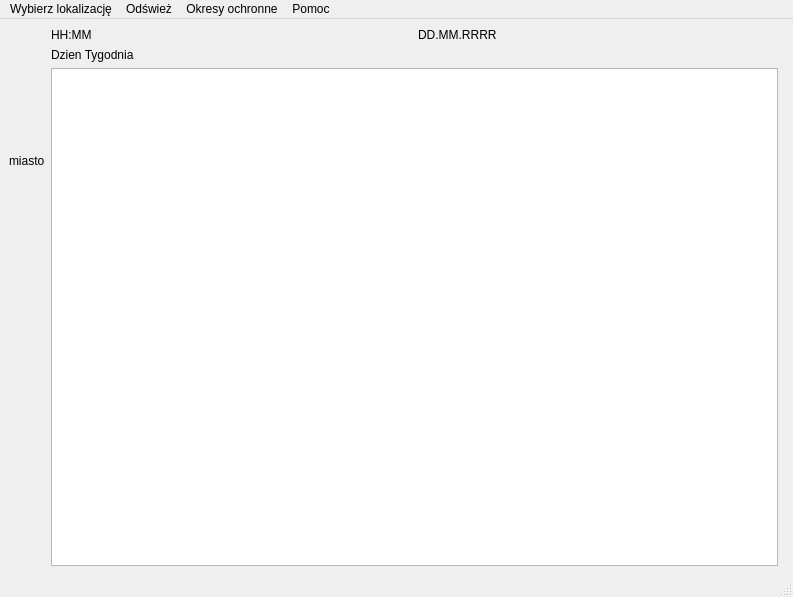
Old version of the form Pogoda_dla_wedkarzy/glowneokno.ui in the repository WojtekG98/Pogoda_dla_wedkarzy.
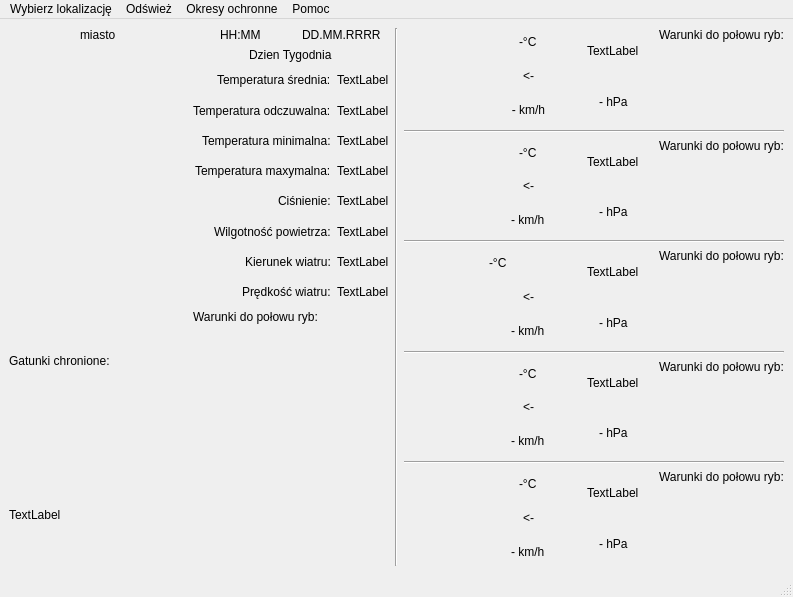
New version of the form. Icons and pictures are not drawn.

```diff
--- a/Pogoda_dla_wedkarzy/glowneokno.ui
+++ b/Pogoda_dla_wedkarzy/glowneokno.ui
@@ -14,41 +14,65 @@
    <string>GlowneOkno</string>
   </property>
   <widget class="QWidget" name="centralwidget">
-   <layout class="QHBoxLayout" name="horizontalLayout_8">
+   <layout class="QHBoxLayout" name="horizontalLayout_8" stretch="1,0,1">
     <item>
      <layout class="QVBoxLayout" name="dane_teraz">
       <item>
-       <layout class="QHBoxLayout" name="horizontalLayout_3">
+       <layout class="QHBoxLayout" name="horizontalLayout_3" stretch="1,1">
         <item>
          <layout class="QVBoxLayout" name="verticalLayout_3">
-          <item>
-           <widget class="QLabel" name="label">
+          <item alignment="Qt::AlignHCenter|Qt::AlignTop">
+           <widget class="QLabel" name="nazwa_miasta">
             <property name="text">
              <string>miasto</string>
             </property>
            </widget>
           </item>
+          <item alignment="Qt::AlignHCenter|Qt::AlignVCenter">
+           <widget class="QLabel" name="mapa_lokalizacji">
+            <property name="text">
+             <string>&lt;html&gt;&lt;head/&gt;&lt;body&gt;&lt;p&gt;&lt;img src=&quot;:/ikony_openweather/ikony/Bardo.PNG&quot;; height=&quot;100&quot;  width=&quot;100&quot;/&gt;&lt;/p&gt;&lt;/body&gt;&lt;/html&gt;</string>
+            </property>
+           </widget>
+          </item>
+          <item alignment="Qt::AlignHCenter|Qt::AlignVCenter">
+           <widget class="QLabel" name="ikona_pogody_teraz">
+            <property name="autoFillBackground">
+             <bool>true</bool>
+            </property>
+            <property name="text">
+             <string>&lt;html&gt;&lt;head/&gt;&lt;body&gt;&lt;p&gt;&lt;img src=&quot;:/ikony_openweather/ikony/01d.png&quot;;  height=&quot;100&quot;  width=&quot;100&quot;/&gt;&lt;/p&gt;&lt;/body&gt;&lt;/html&gt;</string>
+            </property>
+           </widget>
+          </item>
+          <item alignment="Qt::AlignTop">
+           <widget class="QLabel" name="gatunki_chronionie_txt">
+            <property name="text">
+             <string>Gatunki chronione:</string>
+            </property>
+           </widget>
+          </item>
           <item>
            <widget class="QLabel" name="label_2">
             <property name="text">
-             <string>&lt;html&gt;&lt;head/&gt;&lt;body&gt;&lt;p&gt;&lt;img src=&quot;:/new/prefix1/icons/weather-sunny.png&quot;  height=&quot;100&quot;  width=&quot;100&quot;/&gt;&lt;/p&gt;&lt;/body&gt;&lt;/html&gt;</string>
+             <string>TextLabel</string>
             </property>
            </widget>
           </item>
          </layout>
         </item>
         <item>
-         <layout class="QVBoxLayout" name="verticalLayout_5">
+         <layout class="QVBoxLayout" name="verticalLayout_5" stretch="0,0,1,0,1">
           <item>
            <layout class="QHBoxLayout" name="horizontalLayout_10">
-            <item>
+            <item alignment="Qt::AlignHCenter">
              <widget class="QLabel" name="aktualna_godzina">
               <property name="text">
                <string>HH:MM</string>
               </property>
              </widget>
             </item>
-            <item>
+            <item alignment="Qt::AlignHCenter">
              <widget class="QLabel" name="data">
               <property name="text">
                <string>DD.MM.RRRR</string>
@@ -57,7 +81,7 @@
             </item>
            </layout>
           </item>
-          <item>
+          <item alignment="Qt::AlignHCenter">
            <widget class="QLabel" name="dzien_tygodnia">
             <property name="text">
              <string>Dzien Tygodnia</string>
@@ -65,7 +89,207 @@
            </widget>
           </item>
           <item>
-           <widget class="QTextEdit" name="textEdit"/>
+           <layout class="QHBoxLayout" name="horizontalLayout">
+            <item>
+             <spacer name="horizontalSpacer_2">
+              <property name="orientation">
+               <enum>Qt::Horizontal</enum>
+              </property>
+              <property name="sizeHint" stdset="0">
+               <size>
+                <width>40</width>
+                <height>20</height>
+               </size>
+              </property>
+             </spacer>
+            </item>
+            <item>
+             <layout class="QVBoxLayout" name="dane_pogodowe_teraz_txt">
+              <item alignment="Qt::AlignRight">
+               <widget class="QLabel" name="temperatura_srednia_txt">
+                <property name="text">
+                 <string>Temperatura średnia:</string>
+                </property>
+               </widget>
+              </item>
+              <item alignment="Qt::AlignRight">
+               <widget class="QLabel" name="temperatura_odczuwalna_txt">
+                <property name="text">
+                 <string>Temperatura odczuwalna:</string>
+                </property>
+               </widget>
+              </item>
+              <item alignment="Qt::AlignRight">
+               <widget class="QLabel" name="temperatura_minimalna_txt">
+                <property name="text">
+                 <string>Temperatura minimalna:</string>
+                </property>
+               </widget>
+              </item>
+              <item alignment="Qt::AlignRight">
+               <widget class="QLabel" name="temperatura_maxymalna_txt">
+                <property name="text">
+                 <string>Temperatura maxymalna:</string>
+                </property>
+               </widget>
+              </item>
+              <item alignment="Qt::AlignRight">
+               <widget class="QLabel" name="cisnienie_txt">
+                <property name="text">
+                 <string>Ciśnienie:</string>
+                </property>
+               </widget>
+              </item>
+              <item alignment="Qt::AlignRight">
+               <widget class="QLabel" name="wilgotnosc_powietrza_txt">
+                <property name="text">
+                 <string>Wilgotność powietrza:</string>
+                </property>
+               </widget>
+              </item>
+              <item alignment="Qt::AlignRight">
+               <widget class="QLabel" name="kierunek_wiatru_txt">
+                <property name="text">
+                 <string>Kierunek wiatru:</string>
+                </property>
+               </widget>
+              </item>
+              <item alignment="Qt::AlignRight">
+               <widget class="QLabel" name="predkosc_wiatru_txt">
+                <property name="text">
+                 <string>Prędkość wiatru:</string>
+                </property>
+               </widget>
+              </item>
+             </layout>
+            </item>
+            <item>
+             <layout class="QVBoxLayout" name="dane_pogodowe_teraz">
+              <item alignment="Qt::AlignRight">
+               <widget class="QLabel" name="temperatura_srednia">
+                <property name="text">
+                 <string>TextLabel</string>
+                </property>
+               </widget>
+              </item>
+              <item alignment="Qt::AlignRight">
+               <widget class="QLabel" name="temperatura_odczuwalna">
+                <property name="text">
+                 <string>TextLabel</string>
+                </property>
+               </widget>
+              </item>
+              <item alignment="Qt::AlignRight">
+               <widget class="QLabel" name="temperatura_minimalna">
+                <property name="text">
+                 <string>TextLabel</string>
+                </property>
+               </widget>
+              </item>
+              <item alignment="Qt::AlignRight">
+               <widget class="QLabel" name="temperatura_maxymalna">
+                <property name="text">
+                 <string>TextLabel</string>
+                </property>
+               </widget>
+              </item>
+              <item alignment="Qt::AlignRight">
+               <widget class="QLabel" name="cisnienie">
+                <property name="text">
+                 <string>TextLabel</string>
+                </property>
+               </widget>
+              </item>
+              <item alignment="Qt::AlignRight">
+               <widget class="QLabel" name="wilgotnosc_powietrza">
+                <property name="text">
+                 <string>TextLabel</string>
+                </property>
+               </widget>
+              </item>
+              <item alignment="Qt::AlignRight">
+               <widget class="QLabel" name="kierunek_wiatru">
+                <property name="text">
+                 <string>TextLabel</string>
+                </property>
+               </widget>
+              </item>
+              <item alignment="Qt::AlignRight">
+               <widget class="QLabel" name="predkosc_wiatru">
+                <property name="text">
+                 <string>TextLabel</string>
+                </property>
+               </widget>
+              </item>
+             </layout>
+            </item>
+            <item>
+             <spacer name="horizontalSpacer">
+              <property name="orientation">
+               <enum>Qt::Horizontal</enum>
+              </property>
+              <property name="sizeHint" stdset="0">
+               <size>
+                <width>40</width>
+                <height>20</height>
+               </size>
+              </property>
+             </spacer>
+            </item>
+           </layout>
+          </item>
+          <item>
+           <widget class="QLabel" name="warunki_do_polowu_txt">
+            <property name="maximumSize">
+             <size>
+              <width>16777215</width>
+              <height>22</height>
+             </size>
+            </property>
+            <property name="text">
+             <string>Warunki do połowu ryb:</string>
+            </property>
+           </widget>
+          </item>
+          <item>
+           <layout class="QHBoxLayout" name="horizontalLayout_2">
+            <item alignment="Qt::AlignTop">
+             <widget class="QLabel" name="rybka1">
+              <property name="text">
+               <string>&lt;html&gt;&lt;head/&gt;&lt;body&gt;&lt;p&gt;&lt;img src=&quot;:/ikony_openweather/ikony/ryba_pusta.png&quot;;  height=&quot;50&quot;  width=&quot;86&quot;/&gt;&lt;/p&gt;&lt;/body&gt;&lt;/html&gt;</string>
+              </property>
+             </widget>
+            </item>
+            <item alignment="Qt::AlignTop">
+             <widget class="QLabel" name="rybka2">
+              <property name="text">
+               <string>&lt;html&gt;&lt;head/&gt;&lt;body&gt;&lt;p&gt;&lt;img src=&quot;:/ikony_openweather/ikony/ryba_pusta.png&quot;;  height=&quot;50&quot;  width=&quot;86&quot;/&gt;&lt;/p&gt;&lt;/body&gt;&lt;/html&gt;
+</string>
+              </property>
+             </widget>
+            </item>
+            <item alignment="Qt::AlignTop">
+             <widget class="QLabel" name="rybka3">
+              <property name="text">
+               <string>&lt;html&gt;&lt;head/&gt;&lt;body&gt;&lt;p&gt;&lt;img src=&quot;:/ikony_openweather/ikony/ryba_pusta.png&quot;;  height=&quot;50&quot;  width=&quot;86&quot;/&gt;&lt;/p&gt;&lt;/body&gt;&lt;/html&gt;</string>
+              </property>
+             </widget>
+            </item>
+            <item alignment="Qt::AlignTop">
+             <widget class="QLabel" name="rybka4">
+              <property name="text">
+               <string>&lt;html&gt;&lt;head/&gt;&lt;body&gt;&lt;p&gt;&lt;img src=&quot;:/ikony_openweather/ikony/ryba_pusta.png&quot;;  height=&quot;50&quot;  width=&quot;86&quot;/&gt;&lt;/p&gt;&lt;/body&gt;&lt;/html&gt;</string>
+              </property>
+             </widget>
+            </item>
+            <item alignment="Qt::AlignTop">
+             <widget class="QLabel" name="rybka5">
+              <property name="text">
+               <string>&lt;html&gt;&lt;head/&gt;&lt;body&gt;&lt;p&gt;&lt;img src=&quot;:/ikony_openweather/ikony/ryba_pusta.png&quot;;  height=&quot;50&quot;  width=&quot;86&quot;/&gt;&lt;/p&gt;&lt;/body&gt;&lt;/html&gt;</string>
+              </property>
+             </widget>
+            </item>
+           </layout>
           </item>
          </layout>
         </item>
@@ -73,19 +297,138 @@
       </item>
      </layout>
     </item>
+    <item>
+     <widget class="Line" name="line_5">
+      <property name="orientation">
+       <enum>Qt::Vertical</enum>
+      </property>
+     </widget>
+    </item>
     <item>
      <layout class="QVBoxLayout" name="dane_prognoza">
       <item>
        <layout class="QHBoxLayout" name="prognoza_1">
         <item>
          <widget class="QLabel" name="ikona_prognoza_1">
+          <property name="autoFillBackground">
+           <bool>true</bool>
+          </property>
           <property name="text">
-           <string>&lt;html&gt;&lt;head/&gt;&lt;body&gt;&lt;p&gt;&lt;img src=&quot;:/new/prefix1/icons/weather-sunny.png&quot;  height=&quot;100&quot;  width=&quot;100&quot;/&gt;&lt;/p&gt;&lt;/body&gt;&lt;/html&gt;</string>
+           <string>&lt;html&gt;&lt;head/&gt;&lt;body&gt;&lt;p&gt;&lt;img src=&quot;:/ikony_openweather/ikony/01d.png&quot;;  height=&quot;100&quot;  width=&quot;100&quot;/&gt;&lt;/p&gt;&lt;/body&gt;&lt;/html&gt;</string>
           </property>
          </widget>
         </item>
+        <item>
+         <layout class="QVBoxLayout" name="dane_prognoza_1_1">
+          <item alignment="Qt::AlignHCenter">
+           <widget class="QLabel" name="temperatura_prognoza_1">
+            <property name="text">
+             <string>-°C</string>
+            </property>
+           </widget>
+          </item>
+          <item alignment="Qt::AlignHCenter">
+           <widget class="QLabel" name="kierunek_wiatru_prognoza_1">
+            <property name="text">
+             <string>&lt;-</string>
+            </property>
+           </widget>
+          </item>
+          <item>
+           <widget class="QLabel" name="predkosc_wiatru_prognoza_1">
+            <property name="text">
+             <string>- km/h</string>
+            </property>
+            <property name="alignment">
+             <set>Qt::AlignCenter</set>
+            </property>
+           </widget>
+          </item>
+         </layout>
+        </item>
+        <item>
+         <layout class="QVBoxLayout" name="dane_prognoza_1_2">
+          <item alignment="Qt::AlignHCenter">
+           <widget class="QLabel" name="dzien_prognoza_1">
+            <property name="text">
+             <string>TextLabel</string>
+            </property>
+           </widget>
+          </item>
+          <item alignment="Qt::AlignHCenter">
+           <widget class="QLabel" name="cisnienie_prognoza_1">
+            <property name="text">
+             <string>- hPa</string>
+            </property>
+           </widget>
+          </item>
+         </layout>
+        </item>
+        <item>
+         <layout class="QVBoxLayout" name="warunki_prognoza_1" stretch="0,1">
+          <item alignment="Qt::AlignLeft|Qt::AlignTop">
+           <widget class="QLabel" name="warunki_do_polowu_ryb_prognoza_1">
+            <property name="maximumSize">
+             <size>
+              <width>16777215</width>
+              <height>16777215</height>
+             </size>
+            </property>
+            <property name="text">
+             <string>Warunki do połowu ryb:</string>
+            </property>
+           </widget>
+          </item>
+          <item>
+           <layout class="QHBoxLayout" name="rybki_prognoza_1">
+            <item>
+             <widget class="QLabel" name="rybka_prognoza_1_1">
+              <property name="text">
+               <string>&lt;html&gt;&lt;head/&gt;&lt;body&gt;&lt;p&gt;&lt;img src=&quot;:/ikony_openweather/ikony/ryba_pusta.png&quot;;  height=&quot;25&quot;  width=&quot;43&quot;/&gt;&lt;/p&gt;&lt;/body&gt;&lt;/html&gt;</string>
+              </property>
+             </widget>
+            </item>
+            <item>
+             <widget class="QLabel" name="rybka_prognoza_1_2">
+              <property name="text">
+               <string>&lt;html&gt;&lt;head/&gt;&lt;body&gt;&lt;p&gt;&lt;img src=&quot;:/ikony_openweather/ikony/ryba_pusta.png&quot;;  height=&quot;25&quot;  width=&quot;43&quot;/&gt;&lt;/p&gt;&lt;/body&gt;&lt;/html&gt;</string>
+              </property>
+             </widget>
+            </item>
+            <item>
+             <widget class="QLabel" name="rybka_prognoza_1_3">
+              <property name="text">
+               <string>&lt;html&gt;&lt;head/&gt;&lt;body&gt;&lt;p&gt;&lt;img src=&quot;:/ikony_openweather/ikony/ryba_pusta.png&quot;;  height=&quot;25&quot;  width=&quot;43&quot;/&gt;&lt;/p&gt;&lt;/body&gt;&lt;/html&gt;</string>
+              </property>
+             </widget>
+            </item>
+            <item>
+             <widget class="QLabel" name="rybka_prognoza_1_4">
+              <property name="text">
+               <string>&lt;html&gt;&lt;head/&gt;&lt;body&gt;&lt;p&gt;&lt;img src=&quot;:/ikony_openweather/ikony/ryba_pusta.png&quot;;  height=&quot;25&quot;  width=&quot;43&quot;/&gt;&lt;/p&gt;&lt;/body&gt;&lt;/html&gt;</string>
+              </property>
+             </widget>
+            </item>
+            <item>
+             <widget class="QLabel" name="rybka_prognoza_1_5">
+              <property name="text">
+               <string>&lt;html&gt;&lt;head/&gt;&lt;body&gt;&lt;p&gt;&lt;img src=&quot;:/ikony_openweather/ikony/ryba_pusta.png&quot;;  height=&quot;25&quot;  width=&quot;43&quot;/&gt;&lt;/p&gt;&lt;/body&gt;&lt;/html&gt;</string>
+              </property>
+             </widget>
+            </item>
+           </layout>
+          </item>
+         </layout>
+        </item>
        </layout>
       </item>
+      <item>
+       <widget class="Line" name="line_4">
+        <property name="orientation">
+         <enum>Qt::Horizontal</enum>
+        </property>
+       </widget>
+      </item>
       <item>
        <layout class="QHBoxLayout" name="prognoza_2">
         <item>
@@ -95,8 +438,114 @@
           </property>
          </widget>
         </item>
+        <item>
+         <layout class="QVBoxLayout" name="dane_prognoza_2_1">
+          <item alignment="Qt::AlignHCenter">
+           <widget class="QLabel" name="temperatura_prognoza_2">
+            <property name="text">
+             <string>-°C</string>
+            </property>
+           </widget>
+          </item>
+          <item alignment="Qt::AlignHCenter">
+           <widget class="QLabel" name="kierunek_wiatru_prognoza_2">
+            <property name="text">
+             <string>&lt;-</string>
+            </property>
+           </widget>
+          </item>
+          <item alignment="Qt::AlignHCenter">
+           <widget class="QLabel" name="predkosc_wiatru_prognoza_2">
+            <property name="text">
+             <string>- km/h</string>
+            </property>
+           </widget>
+          </item>
+         </layout>
+        </item>
+        <item>
+         <layout class="QVBoxLayout" name="dane_prognoza_2_2">
+          <item alignment="Qt::AlignHCenter">
+           <widget class="QLabel" name="dzien_prognoza_2">
+            <property name="text">
+             <string>TextLabel</string>
+            </property>
+           </widget>
+          </item>
+          <item alignment="Qt::AlignHCenter">
+           <widget class="QLabel" name="cisnienie_prognoza_2">
+            <property name="text">
+             <string>- hPa</string>
+            </property>
+           </widget>
+          </item>
+         </layout>
+        </item>
+        <item>
+         <layout class="QVBoxLayout" name="warunki_prognoza_2" stretch="0,1">
+          <item alignment="Qt::AlignLeft|Qt::AlignTop">
+           <widget class="QLabel" name="warunki_do_polowu_ryb_prognoza_2">
+            <property name="maximumSize">
+             <size>
+              <width>16777215</width>
+              <height>16777215</height>
+             </size>
+            </property>
+            <property name="text">
+             <string>Warunki do połowu ryb:</string>
+            </property>
+           </widget>
+          </item>
+          <item>
+           <layout class="QHBoxLayout" name="rybki_prognoza_2">
+            <item>
+             <widget class="QLabel" name="rybka_prognoza_2_1">
+              <property name="text">
+               <string>&lt;html&gt;&lt;head/&gt;&lt;body&gt;&lt;p&gt;&lt;img src=&quot;:/ikony_openweather/ikony/ryba_pusta.png&quot;;  height=&quot;25&quot;  width=&quot;43&quot;/&gt;&lt;/p&gt;&lt;/body&gt;&lt;/html&gt;</string>
+              </property>
+             </widget>
+            </item>
+            <item>
+             <widget class="QLabel" name="rybka_prognoza_2_2">
+              <property name="text">
+               <string>&lt;html&gt;&lt;head/&gt;&lt;body&gt;&lt;p&gt;&lt;img src=&quot;:/ikony_openweather/ikony/ryba_pusta.png&quot;;  height=&quot;25&quot;  width=&quot;43&quot;/&gt;&lt;/p&gt;&lt;/body&gt;&lt;/html&gt;</string>
+              </property>
+             </widget>
+            </item>
+            <item>
+             <widget class="QLabel" name="rybka_prognoza_2_3">
+              <property name="text">
+               <string>&lt;html&gt;&lt;head/&gt;&lt;body&gt;&lt;p&gt;&lt;img src=&quot;:/ikony_openweather/ikony/ryba_pusta.png&quot;;  height=&quot;25&quot;  width=&quot;43&quot;/&gt;&lt;/p&gt;&lt;/body&gt;&lt;/html&gt;</string>
+              </property>
+             </widget>
+            </item>
+            <item>
+             <widget class="QLabel" name="rybka_prognoza_2_4">
+              <property name="text">
+               <string>&lt;html&gt;&lt;head/&gt;&lt;body&gt;&lt;p&gt;&lt;img src=&quot;:/ikony_openweather/ikony/ryba_pusta.png&quot;;  height=&quot;25&quot;  width=&quot;43&quot;/&gt;&lt;/p&gt;&lt;/body&gt;&lt;/html&gt;</string>
+              </property>
+             </widget>
+            </item>
+            <item>
+             <widget class="QLabel" name="rybka_prognoza_2_5">
+              <property name="text">
+               <string>&lt;html&gt;&lt;head/&gt;&lt;body&gt;&lt;p&gt;&lt;img src=&quot;:/ikony_openweather/ikony/ryba_pusta.png&quot;;  height=&quot;25&quot;  width=&quot;43&quot;/&gt;&lt;/p&gt;&lt;/body&gt;&lt;/html&gt;</string>
+              </property>
+             </widget>
+            </item>
+           </layout>
+          </item>
+         </layout>
+        </item>
        </layout>
       </item>
+      <item>
+       <widget class="Line" name="line_3">
+        <property name="orientation">
+         <enum>Qt::Horizontal</enum>
+        </property>
+       </widget>
+      </item>
       <item>
        <layout class="QHBoxLayout" name="prognoza_3">
         <item>
@@ -106,8 +555,115 @@
           </property>
          </widget>
         </item>
+        <item>
+         <layout class="QVBoxLayout" name="dane_prognoza_3_1">
+          <item>
+           <widget class="QLabel" name="temperatura_prognoza_3">
+            <property name="text">
+             <string>-°C</string>
+            </property>
+           </widget>
+          </item>
+          <item alignment="Qt::AlignHCenter">
+           <widget class="QLabel" name="kierunek_wiatru_prognoza_3">
+            <property name="text">
+             <string>&lt;-</string>
+            </property>
+           </widget>
+          </item>
+          <item alignment="Qt::AlignHCenter">
+           <widget class="QLabel" name="predkosc_wiatru_prognoza_3">
+            <property name="text">
+             <string>- km/h</string>
+            </property>
+           </widget>
+          </item>
+         </layout>
+        </item>
+        <item>
+         <layout class="QVBoxLayout" name="dane_prognoza_3_2">
+          <item alignment="Qt::AlignHCenter">
+           <widget class="QLabel" name="dzien_prognoza_3">
+            <property name="text">
+             <string>TextLabel</string>
+            </property>
+           </widget>
+          </item>
+          <item alignment="Qt::AlignHCenter">
+           <widget class="QLabel" name="cisnienie_prognoza_3">
+            <property name="text">
+             <string>- hPa</string>
+            </property>
+           </widget>
+          </item>
+         </layout>
+        </item>
+        <item>
+         <layout class="QVBoxLayout" name="warunki_prognoza_3" stretch="0,1">
+          <item alignment="Qt::AlignLeft|Qt::AlignTop">
+           <widget class="QLabel" name="warunki_do_polowu_ryb_prognoza_3">
+            <property name="maximumSize">
+             <size>
+              <width>16777215</width>
+              <height>16777215</height>
+             </size>
+            </property>
+            <property name="text">
+             <string>Warunki do połowu ryb:</string>
+            </property>
+           </widget>
+          </item>
+          <item>
+           <layout class="QHBoxLayout" name="rybki_prognoza_3">
+            <item>
+             <widget class="QLabel" name="rybka_prognoza_3_1">
+              <property name="text">
+               <string>&lt;html&gt;&lt;head/&gt;&lt;body&gt;&lt;p&gt;&lt;img src=&quot;:/ikony_openweather/ikony/ryba_pusta.png&quot;;  height=&quot;25&quot;  width=&quot;43&quot;/&gt;&lt;/p&gt;&lt;/body&gt;&lt;/html&gt;</string>
+              </property>
+             </widget>
+            </item>
+            <item>
+             <widget class="QLabel" name="label_51">
+              <property name="text">
+               <string>&lt;html&gt;&lt;head/&gt;&lt;body&gt;&lt;p&gt;&lt;img src=&quot;:/ikony_openweather/ikony/ryba_pusta.png&quot;;  height=&quot;25&quot;  width=&quot;43&quot;/&gt;&lt;/p&gt;&lt;/body&gt;&lt;/html&gt;</string>
+              </property>
+             </widget>
+            </item>
+            <item>
+             <widget class="QLabel" name="label_53">
+              <property name="text">
+               <string>&lt;html&gt;&lt;head/&gt;&lt;body&gt;&lt;p&gt;&lt;img src=&quot;:/ikony_openweather/ikony/ryba_pusta.png&quot;;  height=&quot;25&quot;  width=&quot;43&quot;/&gt;&lt;/p&gt;&lt;/body&gt;&lt;/html&gt;</string>
+              </property>
+             </widget>
+            </item>
+            <item>
+             <widget class="QLabel" name="label_54">
+              <property name="text">
+               <string>&lt;html&gt;&lt;head/&gt;&lt;body&gt;&lt;p&gt;&lt;img src=&quot;:/ikony_openweather/ikony/ryba_pusta.png&quot;;  height=&quot;25&quot;  width=&quot;43&quot;/&gt;&lt;/p&gt;&lt;/body&gt;&lt;/html&gt;
+</string>
+              </property>
+             </widget>
+            </item>
+            <item>
+             <widget class="QLabel" name="label_55">
+              <property name="text">
+               <string>&lt;html&gt;&lt;head/&gt;&lt;body&gt;&lt;p&gt;&lt;img src=&quot;:/ikony_openweather/ikony/ryba_pusta.png&quot;;  height=&quot;25&quot;  width=&quot;43&quot;/&gt;&lt;/p&gt;&lt;/body&gt;&lt;/html&gt;</string>
+              </property>
+             </widget>
+            </item>
+           </layout>
+          </item>
+         </layout>
+        </item>
        </layout>
       </item>
+      <item>
+       <widget class="Line" name="line">
+        <property name="orientation">
+         <enum>Qt::Horizontal</enum>
+        </property>
+       </widget>
+      </item>
       <item>
        <layout class="QHBoxLayout" name="prognoza_4">
         <item>
@@ -117,17 +673,226 @@
           </property>
          </widget>
         </item>
+        <item>
+         <layout class="QVBoxLayout" name="verticalLayout_8">
+          <item alignment="Qt::AlignHCenter">
+           <widget class="QLabel" name="label_26">
+            <property name="text">
+             <string>-°C</string>
+            </property>
+           </widget>
+          </item>
+          <item alignment="Qt::AlignHCenter">
+           <widget class="QLabel" name="label_27">
+            <property name="text">
+             <string>&lt;-</string>
+            </property>
+           </widget>
+          </item>
+          <item alignment="Qt::AlignHCenter">
+           <widget class="QLabel" name="label_28">
+            <property name="text">
+             <string>- km/h</string>
+            </property>
+           </widget>
+          </item>
+         </layout>
+        </item>
+        <item>
+         <layout class="QVBoxLayout" name="verticalLayout_18">
+          <item alignment="Qt::AlignHCenter">
+           <widget class="QLabel" name="dzien_prognoza_4">
+            <property name="text">
+             <string>TextLabel</string>
+            </property>
+           </widget>
+          </item>
+          <item alignment="Qt::AlignHCenter">
+           <widget class="QLabel" name="label_66">
+            <property name="text">
+             <string>- hPa</string>
+            </property>
+           </widget>
+          </item>
+         </layout>
+        </item>
+        <item>
+         <layout class="QVBoxLayout" name="verticalLayout_13" stretch="0,1">
+          <item alignment="Qt::AlignLeft|Qt::AlignTop">
+           <widget class="QLabel" name="warunki_do_polowu_ryb_prognoza_4">
+            <property name="maximumSize">
+             <size>
+              <width>16777215</width>
+              <height>16777215</height>
+             </size>
+            </property>
+            <property name="text">
+             <string>Warunki do połowu ryb:</string>
+            </property>
+           </widget>
+          </item>
+          <item>
+           <layout class="QHBoxLayout" name="horizontalLayout_7">
+            <item>
+             <widget class="QLabel" name="label_57">
+              <property name="text">
+               <string>&lt;html&gt;&lt;head/&gt;&lt;body&gt;&lt;p&gt;&lt;img src=&quot;:/ikony_openweather/ikony/ryba_pusta.png&quot;;  height=&quot;25&quot;  width=&quot;43&quot;/&gt;&lt;/p&gt;&lt;/body&gt;&lt;/html&gt;</string>
+              </property>
+             </widget>
+            </item>
+            <item>
+             <widget class="QLabel" name="label_58">
+              <property name="text">
+               <string>&lt;html&gt;&lt;head/&gt;&lt;body&gt;&lt;p&gt;&lt;img src=&quot;:/ikony_openweather/ikony/ryba_pusta.png&quot;;  height=&quot;25&quot;  width=&quot;43&quot;/&gt;&lt;/p&gt;&lt;/body&gt;&lt;/html&gt;</string>
+              </property>
+             </widget>
+            </item>
+            <item>
+             <widget class="QLabel" name="label_56">
+              <property name="text">
+               <string>&lt;html&gt;&lt;head/&gt;&lt;body&gt;&lt;p&gt;&lt;img src=&quot;:/ikony_openweather/ikony/ryba_pusta.png&quot;;  height=&quot;25&quot;  width=&quot;43&quot;/&gt;&lt;/p&gt;&lt;/body&gt;&lt;/html&gt;</string>
+              </property>
+             </widget>
+            </item>
+            <item>
+             <widget class="QLabel" name="label_59">
+              <property name="text">
+               <string>&lt;html&gt;&lt;head/&gt;&lt;body&gt;&lt;p&gt;&lt;img src=&quot;:/ikony_openweather/ikony/ryba_pusta.png&quot;;  height=&quot;25&quot;  width=&quot;43&quot;/&gt;&lt;/p&gt;&lt;/body&gt;&lt;/html&gt;</string>
+              </property>
+             </widget>
+            </item>
+            <item>
+             <widget class="QLabel" name="label_60">
+              <property name="text">
+               <string>&lt;html&gt;&lt;head/&gt;&lt;body&gt;&lt;p&gt;&lt;img src=&quot;:/ikony_openweather/ikony/ryba_pusta.png&quot;;  height=&quot;25&quot;  width=&quot;43&quot;/&gt;&lt;/p&gt;&lt;/body&gt;&lt;/html&gt;</string>
+              </property>
+             </widget>
+            </item>
+           </layout>
+          </item>
+         </layout>
+        </item>
        </layout>
       </item>
+      <item>
+       <widget class="Line" name="line_2">
+        <property name="orientation">
+         <enum>Qt::Horizontal</enum>
+        </property>
+       </widget>
+      </item>
       <item>
        <layout class="QHBoxLayout" name="prognoza_5">
         <item>
          <widget class="QLabel" name="ikona_prognoza_5">
+          <property name="autoFillBackground">
+           <bool>true</bool>
+          </property>
           <property name="text">
-           <string>&lt;html&gt;&lt;head/&gt;&lt;body&gt;&lt;p&gt;&lt;img src=&quot;:/new/prefix1/icons/weather-sunny.png&quot;  height=&quot;100&quot;  width=&quot;100&quot;/&gt;&lt;/p&gt;&lt;/body&gt;&lt;/html&gt;</string>
+           <string>&lt;html&gt;&lt;head/&gt;&lt;body&gt;&lt;p&gt;&lt;img src=&quot;:/ikony_openweather/ikony/01d.png&quot;;  height=&quot;100&quot;  width=&quot;100&quot;/&gt;&lt;/p&gt;&lt;/body&gt;&lt;/html&gt;</string>
           </property>
          </widget>
         </item>
+        <item>
+         <layout class="QVBoxLayout" name="dane_prognoza_5_1">
+          <item alignment="Qt::AlignHCenter">
+           <widget class="QLabel" name="temperatura_prognoza_5">
+            <property name="text">
+             <string>-°C</string>
+            </property>
+           </widget>
+          </item>
+          <item alignment="Qt::AlignHCenter">
+           <widget class="QLabel" name="kierunek_wiatru_prognoza_5">
+            <property name="text">
+             <string>&lt;-</string>
+            </property>
+           </widget>
+          </item>
+          <item alignment="Qt::AlignHCenter">
+           <widget class="QLabel" name="predkosc_wiatru_prognoza_5">
+            <property name="text">
+             <string>- km/h</string>
+            </property>
+           </widget>
+          </item>
+         </layout>
+        </item>
+        <item>
+         <layout class="QVBoxLayout" name="dane_prognoza_5_2">
+          <item alignment="Qt::AlignHCenter">
+           <widget class="QLabel" name="dzien_prognoza_5">
+            <property name="text">
+             <string>TextLabel</string>
+            </property>
+           </widget>
+          </item>
+          <item alignment="Qt::AlignHCenter">
+           <widget class="QLabel" name="cisnienie_prognoza_5">
+            <property name="text">
+             <string>- hPa</string>
+            </property>
+           </widget>
+          </item>
+         </layout>
+        </item>
+        <item>
+         <layout class="QVBoxLayout" name="warunki_prognoza_5" stretch="0,1">
+          <item alignment="Qt::AlignLeft|Qt::AlignTop">
+           <widget class="QLabel" name="warunki_do_polowu_ryb_prognoza_5">
+            <property name="maximumSize">
+             <size>
+              <width>16777215</width>
+              <height>16777215</height>
+             </size>
+            </property>
+            <property name="text">
+             <string>Warunki do połowu ryb:</string>
+            </property>
+           </widget>
+          </item>
+          <item>
+           <layout class="QHBoxLayout" name="rybki_prognoza_5">
+            <item>
+             <widget class="QLabel" name="rybka_prognoza_5_1">
+              <property name="text">
+               <string>&lt;html&gt;&lt;head/&gt;&lt;body&gt;&lt;p&gt;&lt;img src=&quot;:/ikony_openweather/ikony/ryba_pusta.png&quot;;  height=&quot;25&quot;  width=&quot;43&quot;/&gt;&lt;/p&gt;&lt;/body&gt;&lt;/html&gt;
+</string>
+              </property>
+             </widget>
+            </item>
+            <item>
+             <widget class="QLabel" name="rybka_prognoza_5_2">
+              <property name="text">
+               <string>&lt;html&gt;&lt;head/&gt;&lt;body&gt;&lt;p&gt;&lt;img src=&quot;:/ikony_openweather/ikony/ryba_pusta.png&quot;;  height=&quot;25&quot;  width=&quot;43&quot;/&gt;&lt;/p&gt;&lt;/body&gt;&lt;/html&gt;</string>
+              </property>
+             </widget>
+            </item>
+            <item>
+             <widget class="QLabel" name="rybka_prognoza_5_3">
+              <property name="text">
+               <string>&lt;html&gt;&lt;head/&gt;&lt;body&gt;&lt;p&gt;&lt;img src=&quot;:/ikony_openweather/ikony/ryba_pusta.png&quot;;  height=&quot;25&quot;  width=&quot;43&quot;/&gt;&lt;/p&gt;&lt;/body&gt;&lt;/html&gt;</string>
+              </property>
+             </widget>
+            </item>
+            <item>
+             <widget class="QLabel" name="rybka_prognoza_5_4">
+              <property name="text">
+               <string>&lt;html&gt;&lt;head/&gt;&lt;body&gt;&lt;p&gt;&lt;img src=&quot;:/ikony_openweather/ikony/ryba_pusta.png&quot;;  height=&quot;25&quot;  width=&quot;43&quot;/&gt;&lt;/p&gt;&lt;/body&gt;&lt;/html&gt;</string>
+              </property>
+             </widget>
+            </item>
+            <item>
+             <widget class="QLabel" name="rybka_prognoza_5_5">
+              <property name="text">
+               <string>&lt;html&gt;&lt;head/&gt;&lt;body&gt;&lt;p&gt;&lt;img src=&quot;:/ikony_openweather/ikony/ryba_pusta.png&quot;;  height=&quot;25&quot;  width=&quot;43&quot;/&gt;&lt;/p&gt;&lt;/body&gt;&lt;/html&gt;</string>
+              </property>
+             </widget>
+            </item>
+           </layout>
+          </item>
+         </layout>
+        </item>
        </layout>
       </item>
      </layout>
```
Left out of the diff: 17 changed lines with no effect on the pictures.
